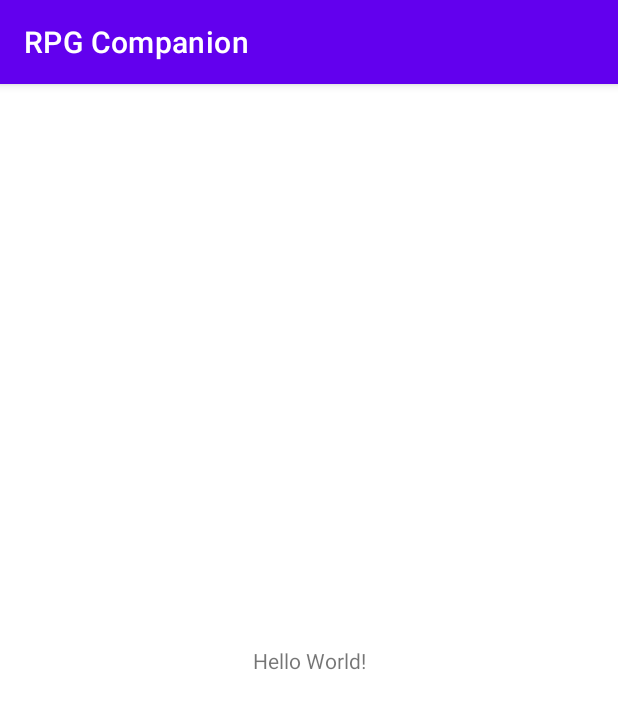
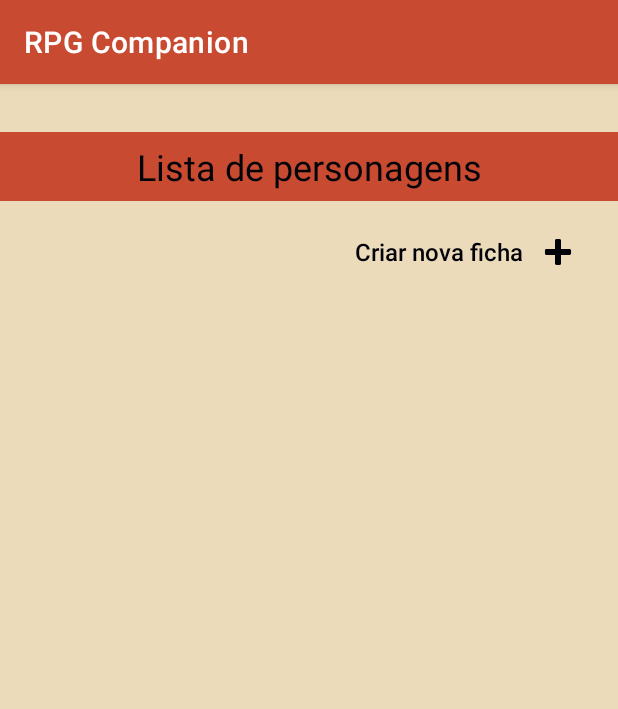
Before and after one commit to JoaoVSouto/rpg-companion-app, an Android app: the screen it shows after launch (MainActivity), on a phone screen of 412 x 824 dp. Shown: the top 709 px of the screen. Run offline under Robolectric (Android 15) with nearby library versions, the phone set to English and light mode, and no system bars.

Commit message:
create initial main screen structure

```diff
--- a/app/src/main/res/layout/activity_main.xml
+++ b/app/src/main/res/layout/activity_main.xml
@@ -4,15 +4,39 @@
     xmlns:tools="http://schemas.android.com/tools"
     android:layout_width="match_parent"
     android:layout_height="match_parent"
-    tools:context=".MainActivity">
+    tools:context=".MainActivity"
+    android:background="@color/beige">
 
     <TextView
+        android:id="@+id/textView"
+        android:layout_width="0dp"
+        android:layout_height="46dp"
+        android:layout_marginTop="32dp"
+        android:background="@color/brick"
+        android:gravity="center_vertical"
+        android:text="Lista de personagens"
+        android:textAlignment="center"
+        android:textColor="@color/black"
+        android:textSize="24sp"
+        app:layout_constraintEnd_toEndOf="parent"
+        app:layout_constraintStart_toStartOf="parent"
+        app:layout_constraintTop_toTopOf="parent" />
+
+    <Button
+        android:id="@+id/button"
+        style="?android:attr/borderlessButtonStyle"
         android:layout_width="wrap_content"
         android:layout_height="wrap_content"
-        android:text="Hello World!"
-        app:layout_constraintBottom_toBottomOf="parent"
-        app:layout_constraintLeft_toLeftOf="parent"
-        app:layout_constraintRight_toRightOf="parent"
-        app:layout_constraintTop_toTopOf="parent" />
-
+        android:layout_marginTop="8dp"
+        android:layout_marginEnd="8dp"
+        android:backgroundTint="@color/beige"
+        android:text="Criar nova ficha"
+        android:textAllCaps="false"
+        android:textColor="@color/black"
+        android:textSize="16sp"
+        app:icon="@android:drawable/ic_input_add"
+        app:iconGravity="end"
+        app:iconTint="@color/black"
+        app:layout_constraintEnd_toEndOf="parent"
+        app:layout_constraintTop_toBottomOf="@+id/textView" />
 </androidx.constraintlayout.widget.ConstraintLayout>
--- a/app/src/main/res/values-night/themes.xml
+++ /dev/null
@@ -1,16 +0,0 @@
-<resources xmlns:tools="http://schemas.android.com/tools">
-    <!-- Base application theme. -->
-    <style name="Theme.RPGCompanion" parent="Theme.MaterialComponents.DayNight.DarkActionBar">
-        <!-- Primary brand color. -->
-        <item name="colorPrimary">@color/purple_200</item>
-        <item name="colorPrimaryVariant">@color/purple_700</item>
-        <item name="colorOnPrimary">@color/black</item>
-        <!-- Secondary brand color. -->
-        <item name="colorSecondary">@color/teal_200</item>
-        <item name="colorSecondaryVariant">@color/teal_200</item>
-        <item name="colorOnSecondary">@color/black</item>
-        <!-- Status bar color. -->
-        <item name="android:statusBarColor" tools:targetApi="l">?attr/colorPrimaryVariant</item>
-        <!-- Customize your theme here. -->
-    </style>
-</resources>
--- a/app/src/main/res/values/colors.xml
+++ b/app/src/main/res/values/colors.xml
@@ -5,6 +5,8 @@
     <color name="purple_700">#FF3700B3</color>
     <color name="teal_200">#FF03DAC5</color>
     <color name="teal_700">#FF018786</color>
-    <color name="black">#FF000000</color>
+    <color name="black">#020209</color>
     <color name="white">#FFFFFFFF</color>
+    <color name="brick">#C84B31</color>
+    <color name="beige">#ECDBBA</color>
 </resources>
--- a/app/src/main/res/values/themes.xml
+++ b/app/src/main/res/values/themes.xml
@@ -2,9 +2,9 @@
     <!-- Base application theme. -->
     <style name="Theme.RPGCompanion" parent="Theme.MaterialComponents.DayNight.DarkActionBar">
         <!-- Primary brand color. -->
-        <item name="colorPrimary">@color/purple_500</item>
-        <item name="colorPrimaryVariant">@color/purple_700</item>
-        <item name="colorOnPrimary">@color/white</item>
+        <item name="colorPrimary">@color/brick</item>
+        <item name="colorPrimaryVariant">@color/brick</item>
+        <item name="colorOnPrimary">@color/beige</item>
         <!-- Secondary brand color. -->
         <item name="colorSecondary">@color/teal_200</item>
         <item name="colorSecondaryVariant">@color/teal_700</item>
```
